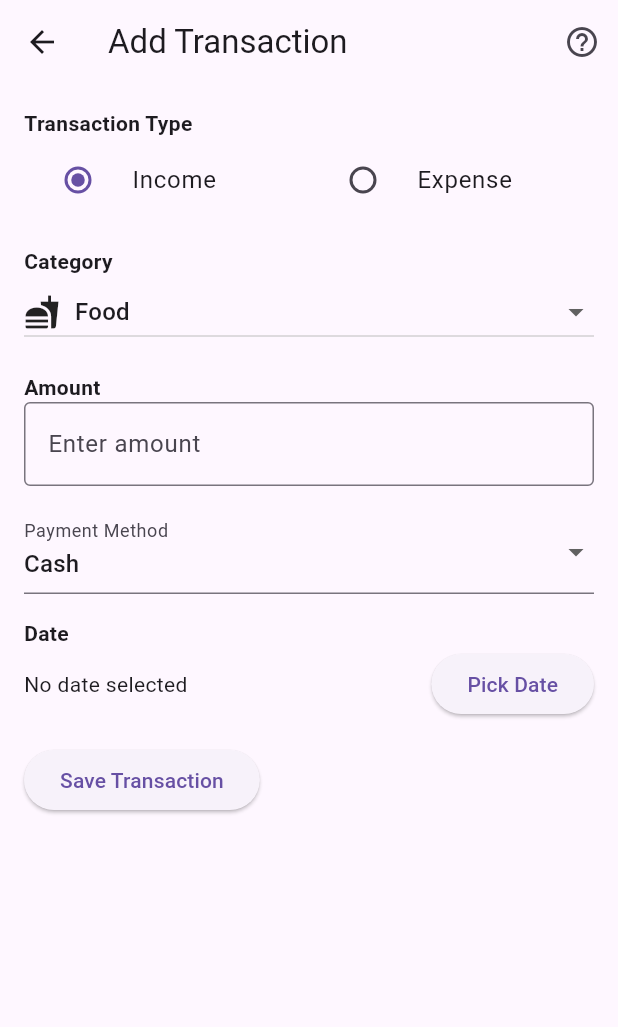
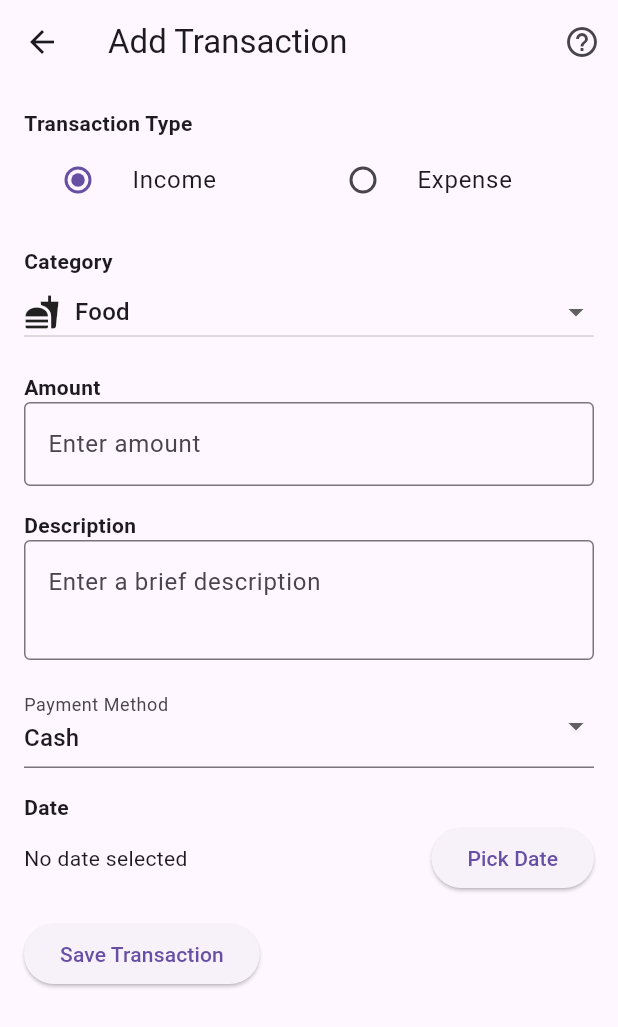
Before and after one commit to r41nm4k3r/expense_manager, a Flutter app: the AddTransactionScreen screen opened by its route, on a phone screen of 412 x 824 dp. Shown: the top 1027 px of the screen. Run offline on Flutter 3.47's test engine with Material 3 defaults, Android fonts, the phone set to English and light mode, and no system bars; our stand-ins replace csv, fl_chart, shared_preferences; accounts and stored records are empty.

Commit message:
added description field

```diff
--- a/lib/screens/add_transaction_screen.dart
+++ b/lib/screens/add_transaction_screen.dart
@@ -19,6 +19,8 @@ class _AddTransactionScreenState extends State<AddTransactionScreen> {
   String _transactionType = 'Income'; // Default transaction type
   String _paymentMethod = 'Cash'; // Default payment method
   final _amountController = TextEditingController();
+  final _descriptionController =
+      TextEditingController(); // New field for description
   final List<String> _categories = [
     'Salary',
     'Food',
@@ -52,6 +54,8 @@ class _AddTransactionScreenState extends State<AddTransactionScreen> {
       _selectedCategory = transaction['category'] ?? 'Food';
       _paymentMethod = transaction['paymentMethod'] ?? 'Cash';
       _amountController.text = transaction['amount']?.toString() ?? '';
+      _descriptionController.text =
+          transaction['description'] ?? ''; // Load description
       _selectedDate =
           DateTime.tryParse(transaction['date'] ?? '') ?? DateTime.now();
     }
@@ -60,12 +64,14 @@ class _AddTransactionScreenState extends State<AddTransactionScreen> {
   @override
   void dispose() {
     _amountController.dispose();
+    _descriptionController.dispose();
     super.dispose();
   }
 
   void _saveTransaction() async {
     final prefs = await SharedPreferences.getInstance();
     final String amount = _amountController.text;
+    final String description = _descriptionController.text;
 
     if (amount.isEmpty || _selectedDate == null) {
       ScaffoldMessenger.of(context).showSnackBar(
@@ -78,6 +84,7 @@ class _AddTransactionScreenState extends State<AddTransactionScreen> {
       'type': _transactionType,
       'category': _selectedCategory,
       'amount': double.tryParse(amount) ?? 0.0,
+      'description': description, // Save description
       'paymentMethod': _paymentMethod,
       'date': _selectedDate!.toIso8601String(),
     };
@@ -207,6 +214,19 @@ class _AddTransactionScreenState extends State<AddTransactionScreen> {
                 ),
               ),
               const SizedBox(height: 16),
+              const Text(
+                'Description',
+                style: TextStyle(fontWeight: FontWeight.bold),
+              ),
+              TextField(
+                controller: _descriptionController,
+                maxLines: 2,
+                decoration: const InputDecoration(
+                  hintText: 'Enter a brief description',
+                  border: OutlineInputBorder(),
+                ),
+              ),
+              const SizedBox(height: 16),
               DropdownButtonFormField<String>(
                 value: _paymentMethod,
                 onChanged: (value) {
```
